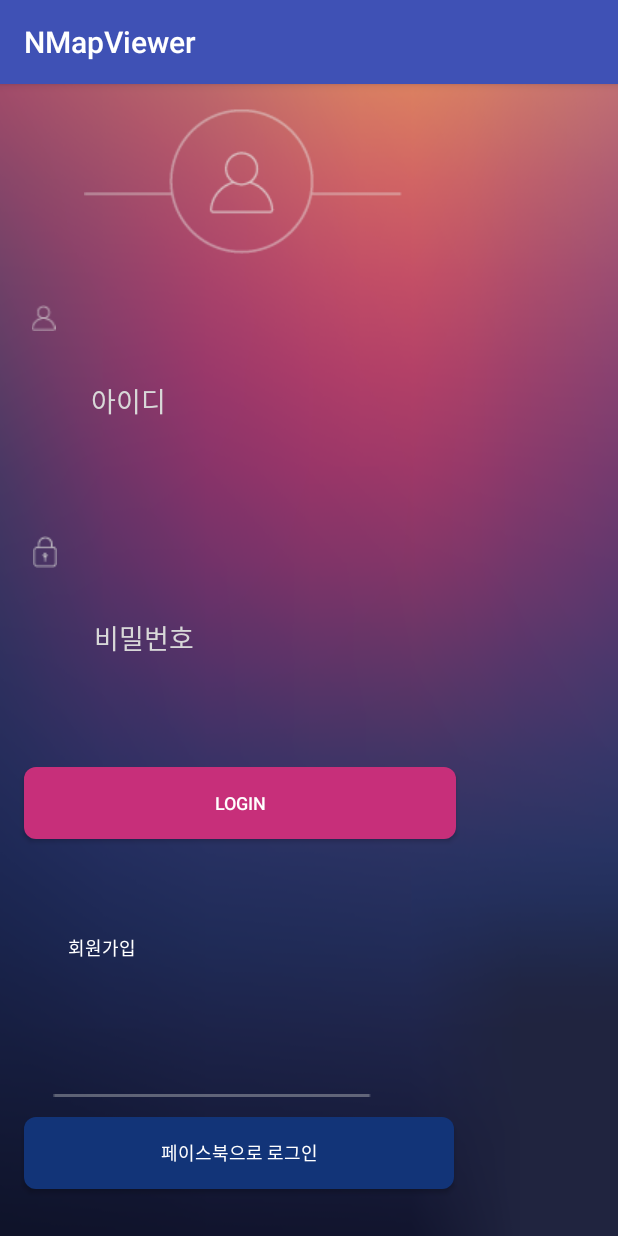
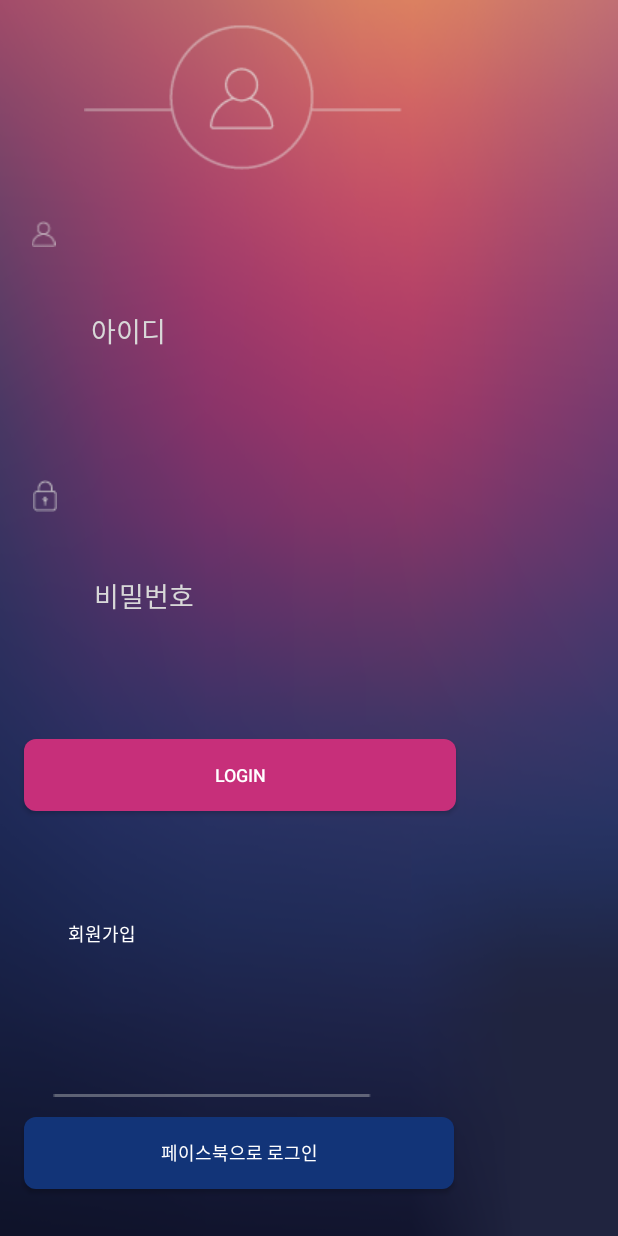
Before and after one commit to HanSangKkyu/insteagram, an Android app: the LoginActivity screen opened directly, with no data from a screen before it, on a phone screen of 412 x 824 dp. Run offline under Robolectric (Android 15) with nearby library versions, the phone set to English and light mode, and no system bars; our stand-ins replace Firebase (no records; nobody signed in at launch, a user with empty details on screens opened directly); libraries missing offline, so code that uses them is left out: com.facebook, com.facebook.login; 1 statement that could not run was skipped.

```diff
--- a/MyApplication3/app/src/main/res/values/styles.xml
+++ b/MyApplication3/app/src/main/res/values/styles.xml
@@ -1,7 +1,7 @@
 <resources>
 
     <!-- Base application theme. -->
-    <style name="AppTheme" parent="Theme.AppCompat.Light.DarkActionBar">
+    <style name="AppTheme" parent="Theme.AppCompat.Light.NoActionBar">
         <!-- Customize your theme here. -->
         <item name="colorPrimary">@color/colorPrimary</item>
         <item name="colorPrimaryDark">@color/colorPrimaryDark</item>
```
Also changed, not shown: MyApplication3/app/src/main/java/com/example/ten/myapplication/LoginActivity.java (+7 -7 lines).
